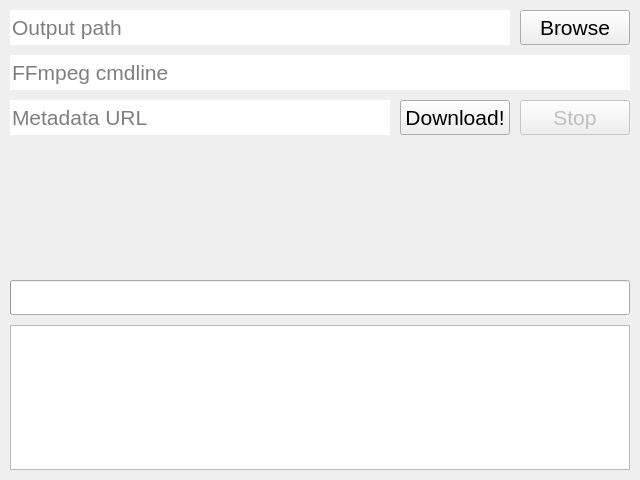
Qt form ui/stream.ui (Pixelsuft/twitch-keeper) before a commit.
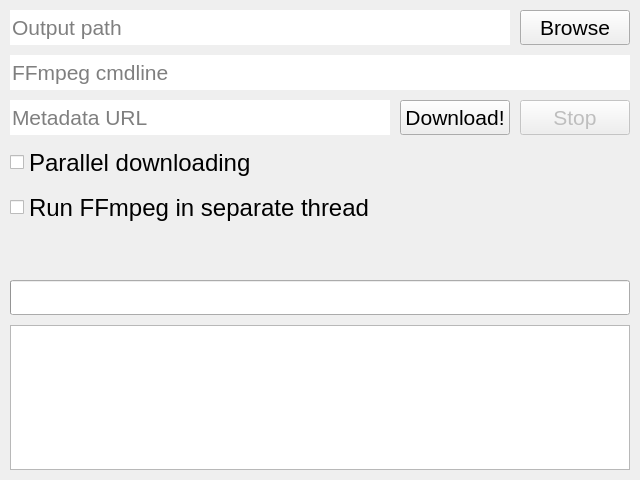
The same form after that commit. Icons and pictures are not drawn.

```diff
--- a/ui/stream.ui
+++ b/ui/stream.ui
@@ -206,6 +206,42 @@
      <string>FFmpeg cmdline</string>
     </property>
    </widget>
+   <widget class="QCheckBox" name="parBox">
+    <property name="geometry">
+     <rect>
+      <x>10</x>
+      <y>145</y>
+      <width>371</width>
+      <height>35</height>
+     </rect>
+    </property>
+    <property name="font">
+     <font>
+      <pointsize>18</pointsize>
+     </font>
+    </property>
+    <property name="text">
+     <string>Parallel downloading</string>
+    </property>
+   </widget>
+   <widget class="QCheckBox" name="threadBox">
+    <property name="geometry">
+     <rect>
+      <x>10</x>
+      <y>190</y>
+      <width>371</width>
+      <height>35</height>
+     </rect>
+    </property>
+    <property name="font">
+     <font>
+      <pointsize>18</pointsize>
+     </font>
+    </property>
+    <property name="text">
+     <string>Run FFmpeg in separate thread</string>
+    </property>
+   </widget>
   </widget>
  </widget>
  <resources/>
```
